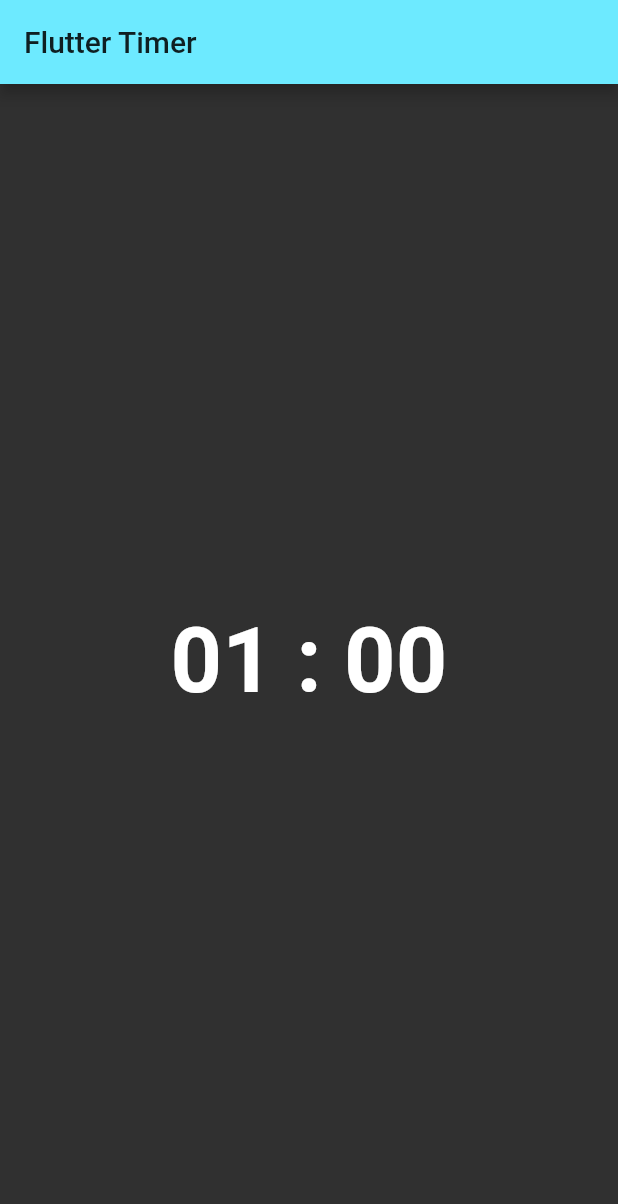
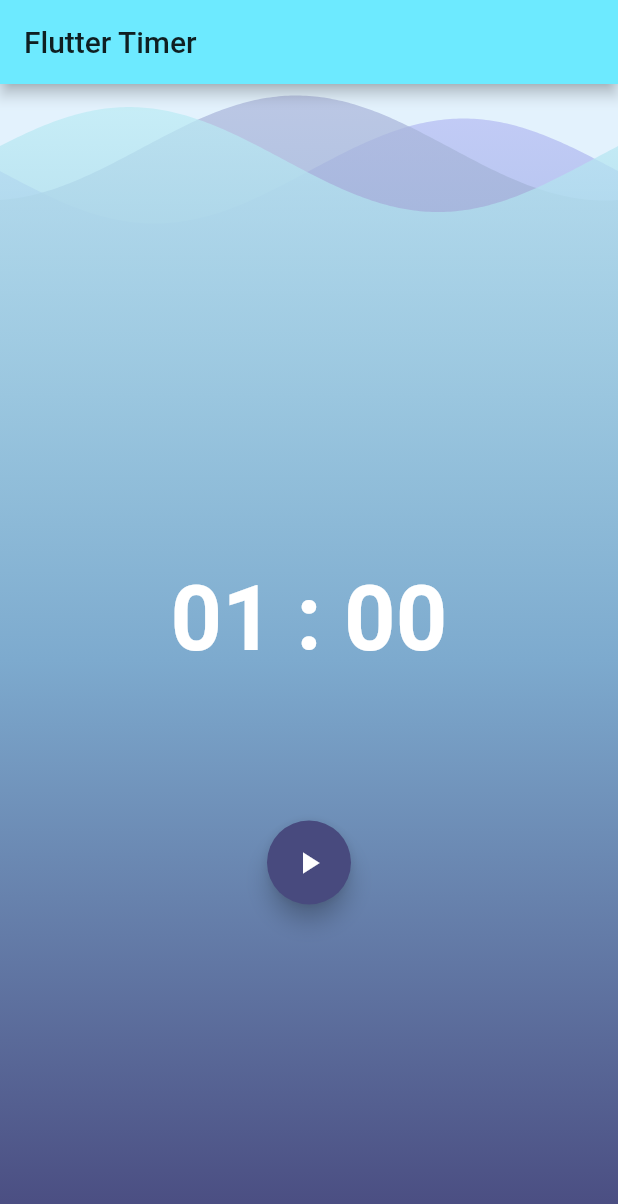
Before and after one commit to VisalGGEZ/FlutterTimerBloc, a Flutter app: the screen it shows after launch, on a phone screen of 412 x 824 dp. Shown: the top 1204 px of the screen. Run offline on Flutter 3.47's test engine with Material 2 defaults, Android fonts, the phone set to English and light mode, and no system bars; drawn by our look-alikes of wave; our stand-ins replace equatable, flutter_bloc.

Commit message:
done timer

```diff
--- a/lib/action.dart
+++ b/lib/action.dart
@@ -1,5 +1,3 @@
-import 'dart:ffi';
-
 import 'package:flutter/cupertino.dart';
 import 'package:flutter/material.dart';
 import 'package:flutter_bloc/flutter_bloc.dart';
@@ -7,7 +5,7 @@ import 'package:timer_bloc_timer/bloc/timer_bloc.dart';
 import 'package:timer_bloc_timer/bloc/timer_state.dart';
 import 'package:timer_bloc_timer/bloc/timer_event.dart';
 
-class Actions extends StatelessWidget {
+class ActionsTimer extends StatelessWidget {
   @override
   Widget build(BuildContext context) {
     return Row(
@@ -59,8 +57,8 @@ class Actions extends StatelessWidget {
     if (currentState is TimerRunComplete) {
       return [
         FloatingActionButton(
-          child: Icon(Icons.replay),
-          onPressed: () => timerBloc.add(TimerReset()),
+          child: Icon(Icons.play_arrow),
+          onPressed: () => timerBloc.add(TimerStarted(duration: currentState.duration)),
         )
       ];
     }
--- a/lib/timer.dart
+++ b/lib/timer.dart
@@ -3,8 +3,9 @@ import 'package:flutter/material.dart';
 import 'package:flutter_bloc/flutter_bloc.dart';
 import 'package:timer_bloc_timer/bloc/timer_bloc.dart';
 import 'package:timer_bloc_timer/bloc/timer_state.dart';
-
+import 'package:timer_bloc_timer/wave.dart';
 import 'bloc/timer_bloc.dart';
+import 'package:timer_bloc_timer/action.dart';
 
 class Timer extends StatelessWidget {
   static const TextStyle timerTextStyle = TextStyle(
@@ -18,13 +19,17 @@ class Timer extends StatelessWidget {
       appBar: AppBar(
         title: Text('Flutter Timer'),
       ),
-      body: Column(
+      body: Stack(
+        children: [
+          BackgroundWave(),
+          Column(
             mainAxisAlignment: MainAxisAlignment.center,
             crossAxisAlignment: CrossAxisAlignment.center,
             children: [
               Padding(
                 padding: EdgeInsets.symmetric(vertical: 100.0),
-            child: Center(child: BlocBuilder<TimerBloc, TimerState>(
+                child: Center(
+                  child: BlocBuilder<TimerBloc, TimerState>(
                     builder: (context, state) {
                       final String minutesStr = ((state.duration / 60) % 60)
                           .floor()
@@ -37,7 +42,15 @@ class Timer extends StatelessWidget {
                         style: Timer.timerTextStyle,
                       );
                     },
-            )),
+                  ),
+                ),
+              ),
+              BlocBuilder<TimerBloc, TimerState>(
+                buildWhen: (previousState, state) =>
+                previousState.runtimeType != state.runtimeType,
+                builder: (context, state) => ActionsTimer(),
+              )
+            ],
           )
         ],
       ),
--- /dev/null
+++ b/lib/wave.dart
@@ -0,0 +1,37 @@
+import 'package:flutter/material.dart';
+import 'package:wave/wave.dart';
+import 'package:wave/config.dart';
+
+class BackgroundWave extends StatelessWidget {
+  @override
+  Widget build(BuildContext context) {
+    return WaveWidget(
+      config: CustomConfig(
+        gradients: [
+          [
+            Color.fromRGBO(72, 74, 126, 1),
+            Color.fromRGBO(125, 170, 206, 1),
+            Color.fromRGBO(184, 189, 245, 0.7)
+          ],
+          [
+            Color.fromRGBO(72, 74, 126, 1),
+            Color.fromRGBO(125, 170, 206, 1),
+            Color.fromRGBO(172, 182, 219, 0.7)
+          ],
+          [
+            Color.fromRGBO(72, 73, 126, 1),
+            Color.fromRGBO(125, 170, 206, 1),
+            Color.fromRGBO(190, 238, 246, 0.7)
+          ],
+        ],
+        durations: [19440, 10800, 6000],
+        heightPercentages: [0.03, 0.01, 0.02],
+        gradientBegin: Alignment.bottomCenter,
+        gradientEnd: Alignment.topCenter,
+      ),
+      size: Size(double.infinity, double.infinity),
+      waveAmplitude: 25,
+      backgroundColor: Colors.blue[50],
+    );
+  }
+}
```
Also changed, not shown: pubspec.lock, 2 other files. Lines whose indentation alone changed are shown as unchanged.
